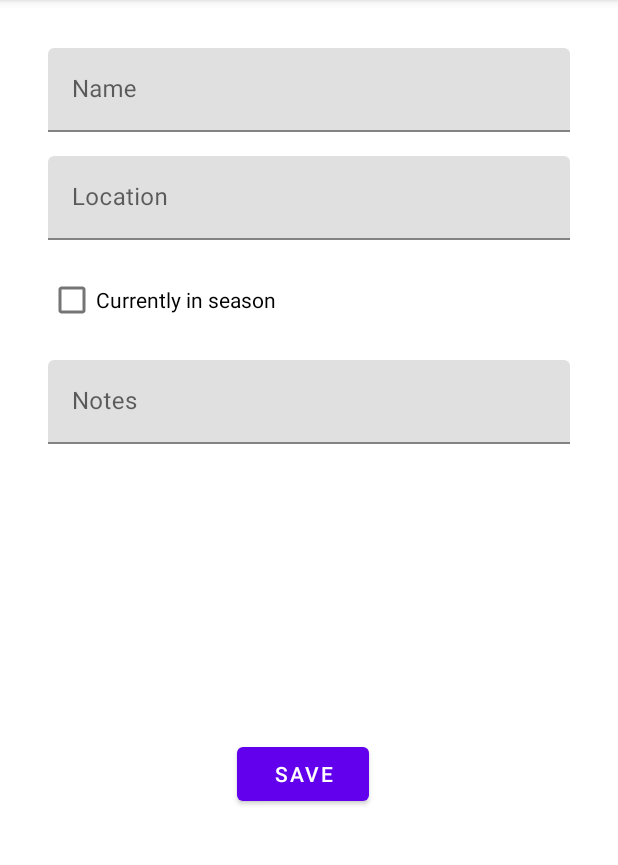
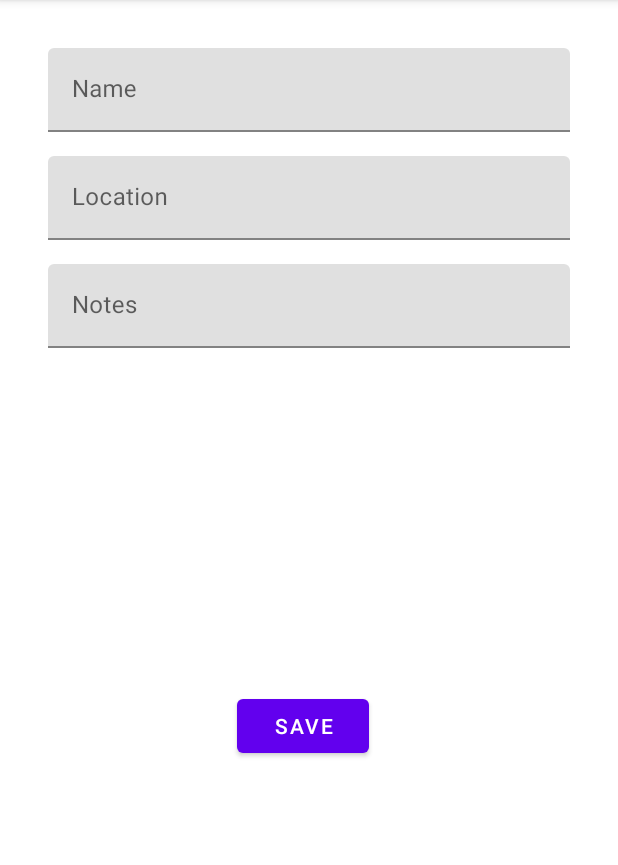
Before and after one commit to bmaum321/Weather-App--XML, an Android app: the AddWeatherLocationFragment screen opened through its navigation route, on a phone screen of 412 x 824 dp, the part 84-949 px from its top. Run offline under Robolectric (Android 15) with nearby library versions, the light colour scheme and no system bars; our stand-ins replace navigation-ui.

Commit message:
Added retrofit and moshi dependencies
Cleaned up some additional code.
Removed the in season checkbox
SDK version cant be bumped past 30 without errors
Gradle plugin cant be bumped without errors
Root level package name cant be changed

```diff
--- a/app/src/main/java/com/example/weather/BaseApplication.kt
+++ b/app/src/main/java/com/example/weather/BaseApplication.kt
@@ -1,4 +1,3 @@
-
 package com.example.weather
 
 import android.app.Application
--- a/app/src/main/java/com/example/weather/data/WeatherDao.kt
+++ b/app/src/main/java/com/example/weather/data/WeatherDao.kt
@@ -10,13 +10,13 @@ import kotlinx.coroutines.flow.Flow
 @Dao
 interface WeatherDao {
 
-    // TODO: implement a method to retrieve all Forageables from the database
+    // TODO: implement a method to retrieve all Weather objects from the database
     @Query("SELECT * FROM weather_database ORDER BY name ASC")
     fun getWeatherLocations(): Flow<List<Weather>>
 
     // TODO: implement a method to retrieve a Weather from the database by id
     @Query("SELECT * FROM weather_database WHERE id = :id")
-    fun getWeatherById(id: Long) : Flow<Weather>
+    fun getWeatherById(id: Long): Flow<Weather>
 
     // TODO: implement a method to insert a Weather into the database
     //  (use OnConflictStrategy.REPLACE)
--- a/app/src/main/java/com/example/weather/data/WeatherDatabase.kt
+++ b/app/src/main/java/com/example/weather/data/WeatherDatabase.kt
@@ -11,7 +11,7 @@ import com.example.weather.model.Weather
  * This database stores a [Weather] entity
  */
 // TODO: create the database with all necessary annotations, methods, variables, etc.
-@Database(entities = [Weather::class], version = 2, exportSchema = false)
+@Database(entities = [Weather::class], version = 1, exportSchema = false)
 abstract class WeatherDatabase : RoomDatabase() {
 
     abstract fun weatherDao(): WeatherDao
--- a/app/src/main/java/com/example/weather/model/Weather.kt
+++ b/app/src/main/java/com/example/weather/model/Weather.kt
@@ -1,6 +1,5 @@
 package com.example.weather.model
 
-import androidx.room.ColumnInfo
 import androidx.room.Entity
 import androidx.room.PrimaryKey
 
@@ -15,9 +14,5 @@ data class Weather(
     val id: Long = 0,
     val name: String,
     val address: String,
-    // TODO: make a custom column name for the inSeason variable that follows SQL column name
-    //  conventions (the column name should be in_season)
-    @ColumnInfo(name = "in_season")
-    val inSeason: Boolean,
     val notes: String?
 )
--- a/app/src/main/java/com/example/weather/ui/AddWeatherLocationFragment.kt
+++ b/app/src/main/java/com/example/weather/ui/AddWeatherLocationFragment.kt
@@ -106,7 +106,6 @@ class AddWeatherLocationFragment : Fragment() {
             viewModel.addWeather(
                 binding.nameInput.text.toString(),
                 binding.locationAddressInput.text.toString(),
-                binding.inSeasonCheckbox.isChecked,
                 binding.notesInput.text.toString()
             )
             findNavController().navigate(
@@ -121,7 +120,6 @@ class AddWeatherLocationFragment : Fragment() {
                 id = navigationArgs.id,
                 name = binding.nameInput.text.toString(),
                 address = binding.locationAddressInput.text.toString(),
-                inSeason = binding.inSeasonCheckbox.isChecked,
                 notes = binding.notesInput.text.toString()
             )
             findNavController().navigate(
@@ -134,7 +132,6 @@ class AddWeatherLocationFragment : Fragment() {
         binding.apply{
             nameInput.setText(forageable.name, TextView.BufferType.SPANNABLE)
             locationAddressInput.setText(forageable.address, TextView.BufferType.SPANNABLE)
-            inSeasonCheckbox.isChecked = forageable.inSeason
             notesInput.setText(forageable.notes, TextView.BufferType.SPANNABLE)
             saveBtn.setOnClickListener {
                 updateWeather()
--- a/app/src/main/java/com/example/weather/ui/WeatherLocationDetailFragment.kt
+++ b/app/src/main/java/com/example/weather/ui/WeatherLocationDetailFragment.kt
@@ -79,11 +79,6 @@ class WeatherLocationDetailFragment : Fragment() {
             name.text = weather.name
             location.text = weather.address
             notes.text = weather.notes
-            if (weather.inSeason) {
-                season.text = getString(R.string.in_season)
-            } else {
-                season.text = getString(R.string.out_of_season)
-            }
             editForageableFab.setOnClickListener {
                 val action = WeatherLocationDetailFragmentDirections
                     .actionWeatherLocationDetailFragmentToAddWeatherLocationFragment(weather.id)
--- a/app/src/main/res/layout/fragment_add_weather_location.xml
+++ b/app/src/main/res/layout/fragment_add_weather_location.xml
@@ -1,14 +1,13 @@
 <?xml version="1.0" encoding="utf-8"?>
 
-<androidx.constraintlayout.widget.ConstraintLayout
-    xmlns:android="http://schemas.android.com/apk/res/android"
+<androidx.constraintlayout.widget.ConstraintLayout xmlns:android="http://schemas.android.com/apk/res/android"
     xmlns:app="http://schemas.android.com/apk/res-auto"
     xmlns:tools="http://schemas.android.com/tools"
     android:layout_width="match_parent"
     android:layout_height="match_parent"
-    tools:context=".ui.AddWeatherLocationFragment"
     android:layout_margin="16dp"
-    android:padding="16dp">
+    android:padding="16dp"
+    tools:context=".ui.AddWeatherLocationFragment">
 
     <com.google.android.material.textfield.TextInputLayout
         android:id="@+id/name_label"
@@ -17,6 +16,7 @@
         android:hint="@string/forageable_name"
         app:layout_constraintStart_toStartOf="parent"
         app:layout_constraintTop_toTopOf="parent">
+
         <com.google.android.material.textfield.TextInputEditText
             android:id="@+id/name_input"
             android:layout_width="match_parent"
@@ -30,8 +30,8 @@
         android:id="@+id/location_address_label"
         android:layout_width="match_parent"
         android:layout_height="wrap_content"
+        android:layout_marginTop="16dp"
         android:hint="@string/forageable_location"
-        android:layout_marginTop="16dp"
         app:layout_constraintStart_toStartOf="parent"
         app:layout_constraintTop_toBottomOf="@id/name_label">
 
@@ -43,23 +43,14 @@
 
     </com.google.android.material.textfield.TextInputLayout>
 
-    <com.google.android.material.checkbox.MaterialCheckBox
-        android:id="@+id/in_season_checkbox"
-        android:layout_width="wrap_content"
-        android:layout_height="wrap_content"
-        android:layout_marginTop="16dp"
-        android:text="@string/in_season"
-        app:layout_constraintStart_toStartOf="parent"
-        app:layout_constraintTop_toBottomOf="@id/location_address_label"/>
-
     <com.google.android.material.textfield.TextInputLayout
         android:id="@+id/notes_label"
         android:layout_width="match_parent"
         android:layout_height="wrap_content"
+        android:layout_marginTop="16dp"
         android:hint="@string/notes"
-        android:layout_marginTop="16dp"
         app:layout_constraintStart_toStartOf="parent"
-        app:layout_constraintTop_toBottomOf="@id/in_season_checkbox">
+        app:layout_constraintTop_toBottomOf="@+id/location_address_label">
 
         <com.google.android.material.textfield.TextInputEditText
             android:id="@+id/notes_input"
@@ -73,19 +64,19 @@
     <LinearLayout
         android:layout_width="match_parent"
         android:layout_height="wrap_content"
+        android:gravity="center"
         android:orientation="horizontal"
-        app:layout_constraintTop_toBottomOf="@id/notes_label"
         app:layout_constraintBottom_toBottomOf="parent"
+        app:layout_constraintEnd_toEndOf="parent"
         app:layout_constraintStart_toStartOf="parent"
-        app:layout_constraintEnd_toEndOf="parent"
-        android:gravity="center">
+        app:layout_constraintTop_toBottomOf="@id/notes_label">
 
         <com.google.android.material.button.MaterialButton
             android:id="@+id/save_btn"
             android:layout_width="wrap_content"
             android:layout_height="wrap_content"
-            android:text="@string/save"
-            android:layout_marginEnd="8dp" />
+            android:layout_marginEnd="8dp"
+            android:text="@string/save" />
 
         <com.google.android.material.button.MaterialButton
             android:id="@+id/delete_btn"
```
Also changed, not shown: app/build.gradle (+15 -15 lines), app/src/main/AndroidManifest.xml (+6 -5 lines), app/src/main/java/com/example/weather/MainActivity.kt (+0 -15 lines), app/src/main/java/com/example/weather/ui/WeatherListFragment.kt (+2 -17 lines), app/src/main/java/com/example/weather/ui/adapter/WeatherListAdapter.kt (+6 -6 lines), app/src/main/java/com/example/weather/ui/viewmodel/WeatherViewModel.kt (+2 -6 lines), build.gradle (+1 -16 lines).
